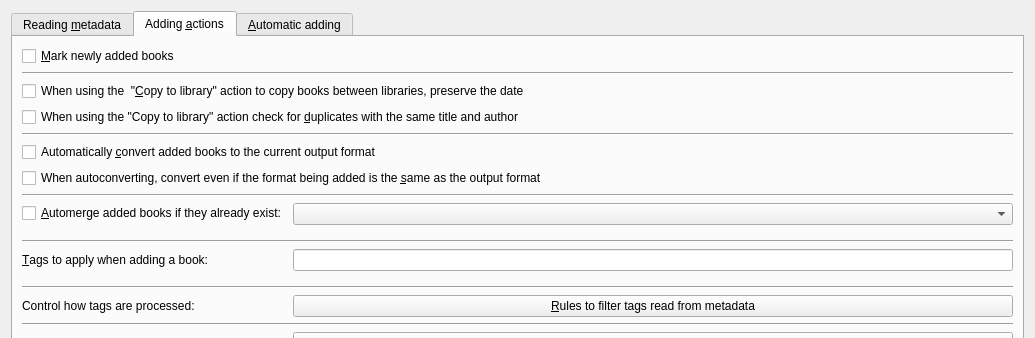
First picture: the form in src/calibre/gui2/preferences/adding.ui, repository kovidgoyal/calibre, before the edit; both pictures show x 0 to 1035 and y 0 to 338 of the 1035 by 547 pixel window.
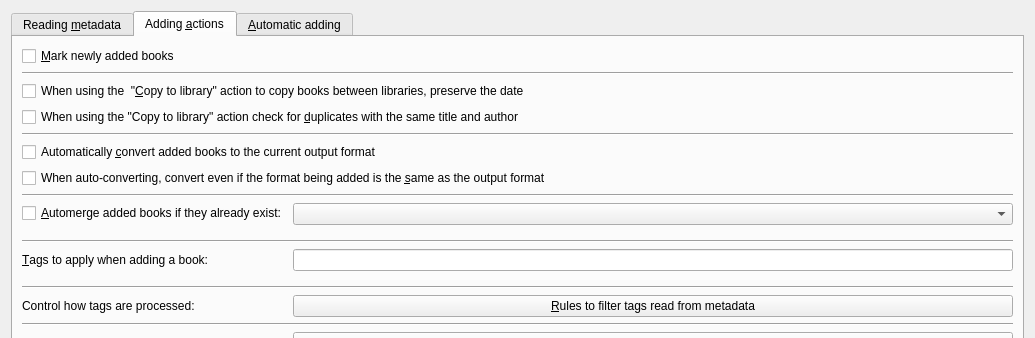
Second picture: the form after the edit. The open tabs and pages were chosen to show the change. Icons and pictures are not drawn.

What changed in the file:
```diff
--- a/src/calibre/gui2/preferences/adding.ui
+++ b/src/calibre/gui2/preferences/adding.ui
@@ -135,7 +135,7 @@
           <string>This will force an automatic conversion even if the file being added is the same format as the output format. For example, if you set your output format to EPUB and add an EPUB file, an EPUB to EPUB conversion will be run.</string>
          </property>
          <property name="text">
-          <string>When autoconverting, convert even if the format being added is the &amp;same as the output format</string>
+          <string>When auto-converting, convert even if the format being added is the &amp;same as the output format</string>
          </property>
         </widget>
        </item>
```
